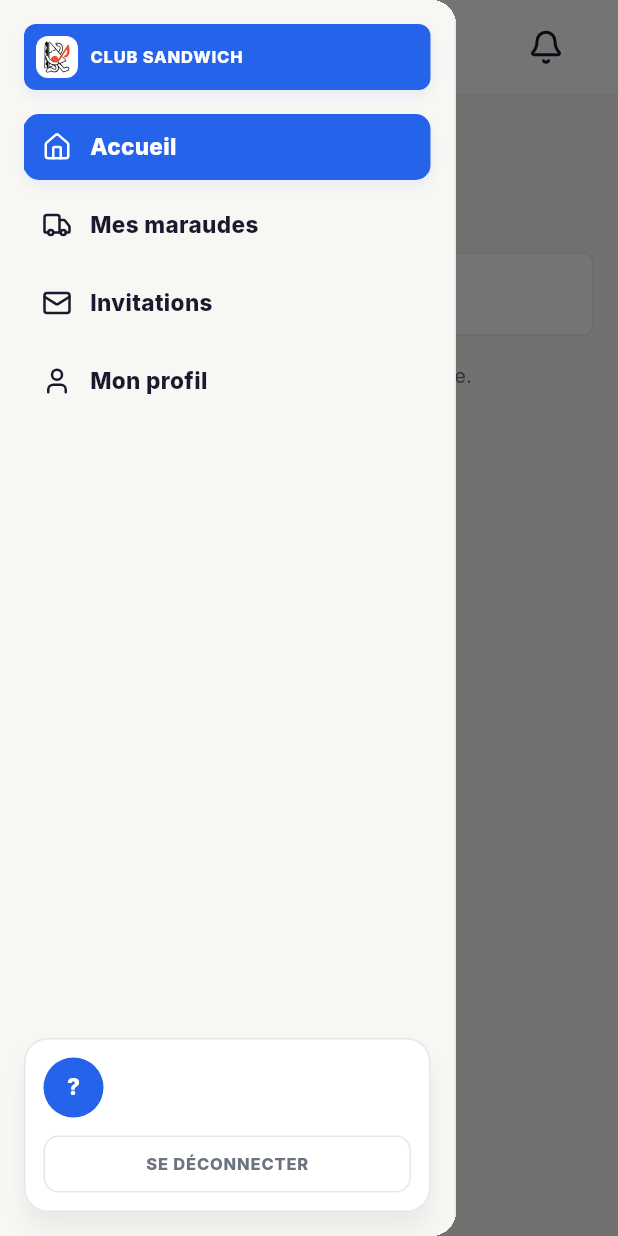
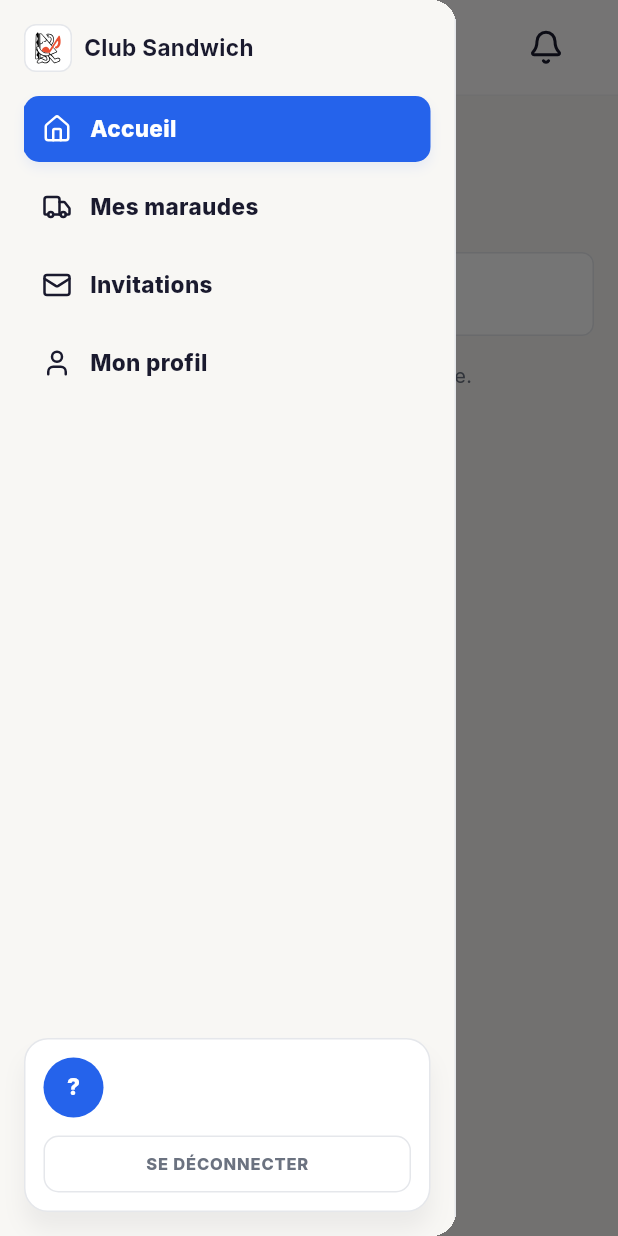
Before and after one commit to AntoineClubSandwich/club-sandwich, a Flutter app: the VenuesScreen screen opened by its route, with the side drawer open, on a phone screen of 412 x 824 dp. Run offline on Flutter 3.47's test engine with Material 3 defaults, Android fonts, the phone set to English and light mode, and no system bars; our stand-ins replace audioplayers, csv, file_picker, flutter_riverpod, flutter_svg, go_router and 5 more; missing offline and left inert: file_saver; accounts and stored records are empty; network calls fail; statements that could not run were skipped.

Commit message:
fix(venues,ui): venue photo aspect ratio, unscrollable detail pane, sidebar logo weight
The venue detail photo was a fixed 220px height at full pane width —
on a wide pane that's an extreme ~5:1 crop (visible on e.g. the Zénith
photo). Switched to a fixed 16:9 AspectRatio so the crop stays sane at
any pane width.

That taller photo exposed a latent bug: the desktop master/detail pane
was never wrapped in a scroll view (only the mobile bottom sheet was),
so the artist-entrance form below the photo could overflow off-screen
with no way to scroll to it. Wrapped it to match the mobile path.

Also replaced the sidebar's "CLUB SANDWICH" logo block (solid color
fill + shadow) and "ADMIN" badge (white pill + shadow) with a minimal
icon+wordmark sitting directly on the sidebar background and a soft
DsBadge pill — both read as heavier than the rest of the nav after the
recent polish pass.

```diff
--- a/lib/features/venues/presentation/venues_screen.dart
+++ b/lib/features/venues/presentation/venues_screen.dart
@@ -90,9 +90,11 @@ class _VenuesScreenState extends ConsumerState<VenuesScreen> {
                     Expanded(
                       child: selectedId == null
                           ? const SizedBox()
-                          : _VenueDetailsPane(
+                          : SingleChildScrollView(
+                              child: _VenueDetailsPane(
                                 key: ValueKey(selectedId),
                                 venueId: selectedId,
+                              ),
                             ),
                     ),
                   ],
@@ -350,12 +352,20 @@ class _VenueDetailsPaneState extends ConsumerState<_VenueDetailsPane> {
         children: [
           ClipRRect(
             borderRadius: DsRadius.xlRadius,
+            child: AspectRatio(
+              // A fixed height regardless of the pane's width used to
+              // force very wide panes into an extreme, heavily-cropped
+              // banner shape — a fixed aspect ratio keeps the crop
+              // proportionate at any pane width instead.
+              aspectRatio: 16 / 9,
               child: Container(
-              width: double.infinity,
-              height: 220,
                 color: colors.secondarySelectedBg,
                 child: venue.photoUrl == null
-                  ? Icon(DsIcons.building, size: 40, color: colors.textSecondary)
+                    ? Icon(
+                        DsIcons.building,
+                        size: 40,
+                        color: colors.textSecondary,
+                      )
                     : Image.network(
                         venue.photoUrl!,
                         fit: BoxFit.cover,
@@ -363,6 +373,7 @@ class _VenueDetailsPaneState extends ConsumerState<_VenueDetailsPane> {
                           DsIcons.building,
                           size: 40,
                           color: colors.textSecondary,
+                        ),
                       ),
               ),
             ),
--- a/lib/shared/widgets/app_shell.dart
+++ b/lib/shared/widgets/app_shell.dart
@@ -1,4 +1,6 @@
 import 'package:club_sandwich/design_system/components/ds_pressable.dart';
+import 'package:club_sandwich/design_system/components/indicators/ds_badge.dart';
+import 'package:club_sandwich/design_system/components/indicators/ds_semantic_variant.dart';
 import 'package:club_sandwich/design_system/components/navigation/ds_top_bar.dart';
 import 'package:club_sandwich/design_system/icons/ds_icons.dart';
 import 'package:club_sandwich/design_system/tokens/ds_borders.dart';
@@ -192,79 +194,46 @@ class AppShell extends ConsumerWidget {
 
 /// Bordered "CLUB SANDWICH" logo chip shown atop the mobile drawer and the
 /// desktop sidebar (both admin and non-admin variants).
+/// The brand mark shown atop both the mobile drawer and desktop sidebar —
+/// icon + wordmark sitting directly on the sidebar's own background,
+/// no colored block/shadow of its own (that read as a second CTA
+/// competing with the actual nav). [dark] controls text color to stay
+/// readable against the admin sidebar's near-black background.
 class _SidebarLogo extends StatelessWidget {
-  const _SidebarLogo();
+  const _SidebarLogo({this.dark = false});
+
+  final bool dark;
 
   @override
   Widget build(BuildContext context) {
     final tokens = Theme.of(context).extension<DsTokens>()!;
     final colors = tokens.colors;
 
-    return Container(
-      padding: const EdgeInsets.symmetric(
-        horizontal: DsSpacing.sm,
-        vertical: DsSpacing.sm,
-      ),
-      decoration: BoxDecoration(
-        color: colors.primary,
-        borderRadius: DsRadius.smRadius,
-        boxShadow: DsShadows.accent(colors.primary),
-      ),
-      child: Row(
+    return Row(
       children: [
         Container(
-            width: 28,
-            height: 28,
+          width: 32,
+          height: 32,
           decoration: BoxDecoration(
             color: colors.surface,
             borderRadius: DsRadius.smRadius,
+            border: Border.all(color: colors.border, width: DsBorders.hairline),
           ),
-            padding: const EdgeInsets.all(3),
-            child: const ClubSandwichMascot(size: 22, color: MascotColor.orange),
+          padding: const EdgeInsets.all(4),
+          child: const ClubSandwichMascot(size: 24, color: MascotColor.orange),
         ),
         const SizedBox(width: DsSpacing.sm),
         Expanded(
           child: Text(
-              'CLUB SANDWICH',
+            'Club Sandwich',
             overflow: TextOverflow.ellipsis,
-              style: DsTypography.caption.copyWith(
-                color: colors.textOnColor,
-                fontWeight: FontWeight.w800,
+            style: DsTypography.body.copyWith(
+              color: dark ? Colors.white : colors.textPrimary,
+              fontWeight: FontWeight.w700,
             ),
           ),
         ),
       ],
-      ),
-    );
-  }
-}
-
-/// Small "ADMIN" pill shown under the logo in the tinted admin sidebar —
-/// the non-color cue that reinforces the sidebar's purple tint, so the
-/// distinction doesn't rely on color alone.
-class _AdminBadge extends StatelessWidget {
-  const _AdminBadge();
-
-  @override
-  Widget build(BuildContext context) {
-    final colors = Theme.of(context).extension<DsTokens>()!.colors;
-    return Container(
-      padding: const EdgeInsets.symmetric(
-        horizontal: DsSpacing.sm,
-        vertical: 4,
-      ),
-      decoration: BoxDecoration(
-        color: colors.surface,
-        borderRadius: DsRadius.pillRadius,
-        boxShadow: DsShadows.accent(colors.primary),
-      ),
-      child: Text(
-        'ADMIN',
-        style: DsTypography.caption.copyWith(
-          color: colors.primary,
-          fontWeight: FontWeight.w800,
-        ),
-      ),
     );
   }
 }
@@ -496,10 +465,13 @@ class _DsSidebar extends StatelessWidget {
             child: Column(
               crossAxisAlignment: CrossAxisAlignment.start,
               children: [
-                const _SidebarLogo(),
+                _SidebarLogo(dark: dark),
                 if (dark) ...[
                   const SizedBox(height: DsSpacing.sm),
-                  const _AdminBadge(),
+                  const DsBadge(
+                    label: 'ADMIN',
+                    variant: DsSemanticVariant.primary,
+                  ),
                 ],
               ],
             ),
```
Lines whose indentation alone changed are shown as unchanged.
